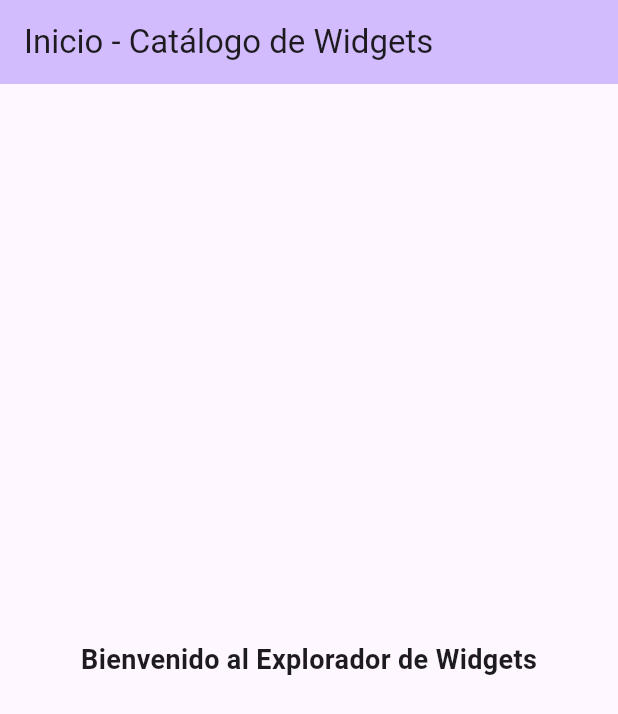
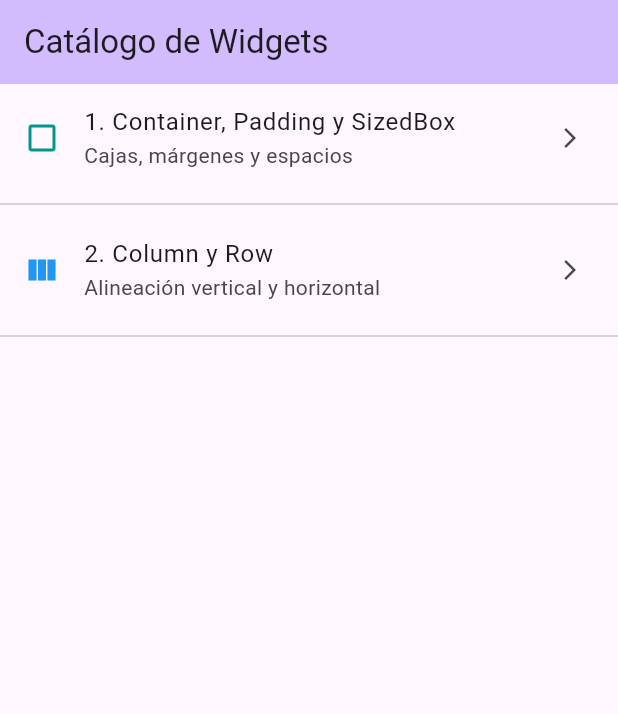
Before and after one commit to QuinterosF/catalogo_widgets_app_v1, a Flutter app: the screen it shows after launch, on a phone screen of 412 x 824 dp. Shown: the top 714 px of the screen. Run offline on Flutter 3.47's test engine with Material 3 defaults, Android fonts, the phone set to English and light mode, and no system bars.

Commit message:
feat: creación del menú con ListView e implementación de navegación básica

```diff
--- a/lib/main.dart
+++ b/lib/main.dart
@@ -1,3 +1,4 @@
+import 'package:catalogo_widgets_app/screens/container_screen.dart';
 import 'package:flutter/material.dart';
 
 void main() {
@@ -26,18 +27,47 @@ class MenuPrincipalScreen extends StatelessWidget {
 
   @override
   Widget build(BuildContext context) {
-    // Scaffold provee la estructura visual básica (AppBar, Body, FAB, etc.)
     return Scaffold(
       appBar: AppBar(
-        title: const Text('Inicio - Catálogo de Widgets'),
+        title: const Text('Catálogo de Widgets'),
         backgroundColor: Theme.of(context).colorScheme.inversePrimary,
       ),
-      // Center se encarga de posicionar a su hijo exactamente en el medio
-      body: const Center(
-        child: Text(
-          'Bienvenido al Explorador de Widgets',
-          style: TextStyle(fontSize: 18, fontWeight: FontWeight.bold),
-        ),
+      // Reemplazamos Center por ListView
+      body: ListView(
+        children: [
+          ListTile(
+            leading: const Icon(
+              Icons.check_box_outline_blank,
+              color: Colors.teal,
+            ),
+            title: const Text('1. Container, Padding y SizedBox'),
+            subtitle: const Text('Cajas, márgenes y espacios'),
+            trailing: const Icon(Icons.arrow_forward_ios, size: 16),
+            onTap: () {
+              // Usamos Navigator para ir a la nueva pantalla
+              Navigator.push(
+                context,
+                MaterialPageRoute(
+                  builder: (context) => const ContainerScreen(),
+                ),
+              );
+            },
+          ),
+          const Divider(), // Agrega una línea separadora
+
+          ListTile(
+            leading: const Icon(Icons.view_column, color: Colors.blue),
+            title: const Text('2. Column y Row'),
+            subtitle: const Text('Alineación vertical y horizontal'),
+            trailing: const Icon(Icons.arrow_forward_ios, size: 16),
+            onTap: () {
+              // Futura navegación
+            },
+          ),
+          const Divider(),
+
+          // Iremos agregando más ListTiles a medida que avancemos...
+        ],
       ),
     );
   }
```
Also changed, not shown: lib/screens/container_screen.dart (added, +18 -0 lines).
